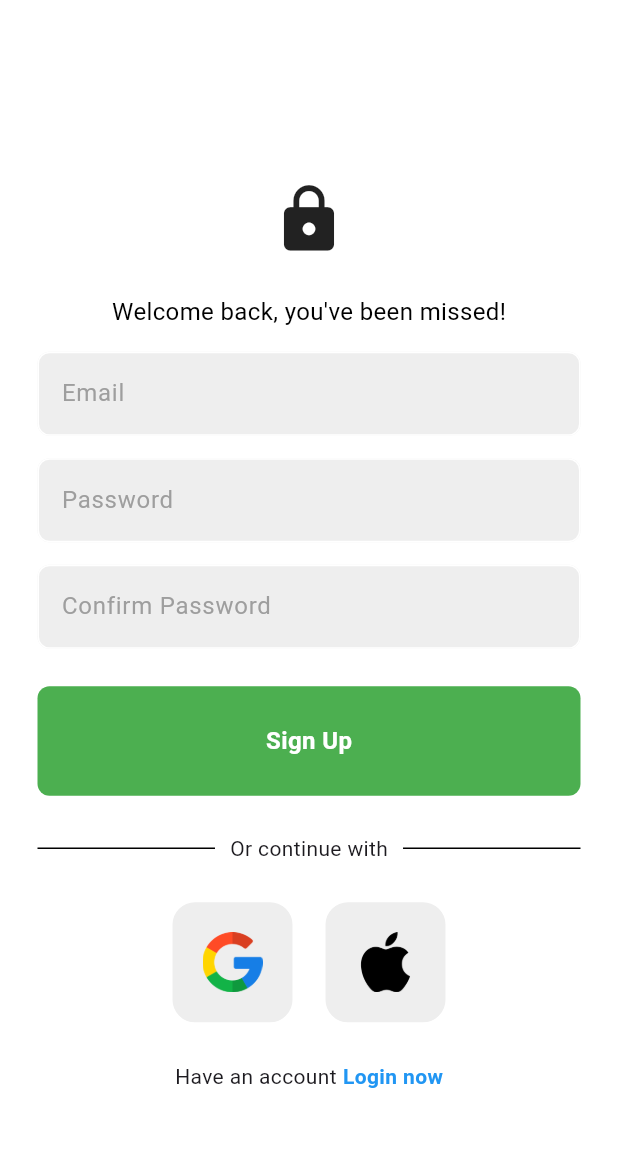
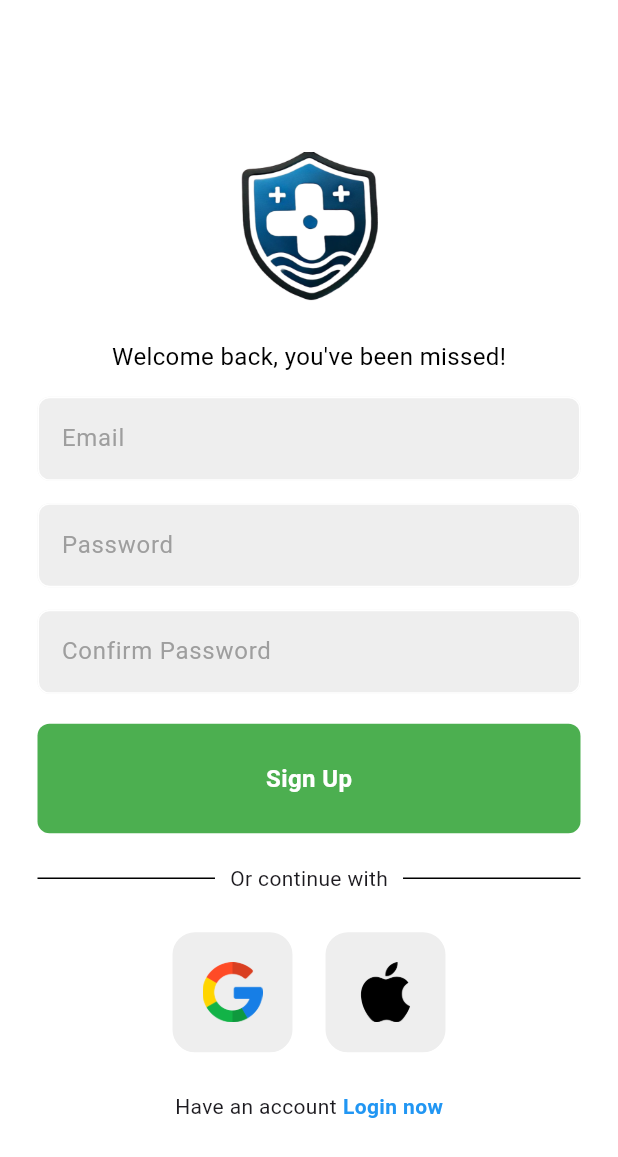
Before and after one commit to HinguralaWijesingha/Final_Project, a Flutter app: the RegisterPage screen opened directly with empty values, on a phone screen of 412 x 824 dp. Shown: the top 1157 px of the screen. Run offline on Flutter 3.47's test engine with Material 3 defaults, Android fonts, the phone set to English and light mode, and no system bars; our stand-ins replace firebase_auth, firebase_core, shared_preferences, smooth_page_indicator; accounts and stored records are empty.

Commit message:
add new logo for reggister page

```diff
--- a/lib/pages/register_page.dart
+++ b/lib/pages/register_page.dart
@@ -110,9 +110,10 @@ class _RegisterPageState extends State<RegisterPage> {
                 const SizedBox(height: 25),
 
                 // logo
-                const Icon(
-                  Icons.lock,
-                  size: 50,
+                Image.asset(
+                  'assets/lo23.png',
+                  width: 100,
+                  height: 100,
                 ),
 
                 const SizedBox(height: 25),
@@ -150,14 +151,14 @@ class _RegisterPageState extends State<RegisterPage> {
                 ),
 
 
-                const SizedBox(height: 25),
+                const SizedBox(height: 20),
 
                 // Sign in button
                 isLoading
                     ? const CircularProgressIndicator()
                     : Button(text: "Sign Up", onTap: userUp),
 
-                const SizedBox(height: 25),
+                const SizedBox(height: 20),
 
                 // Sign in method divider
                 const Padding(
```
